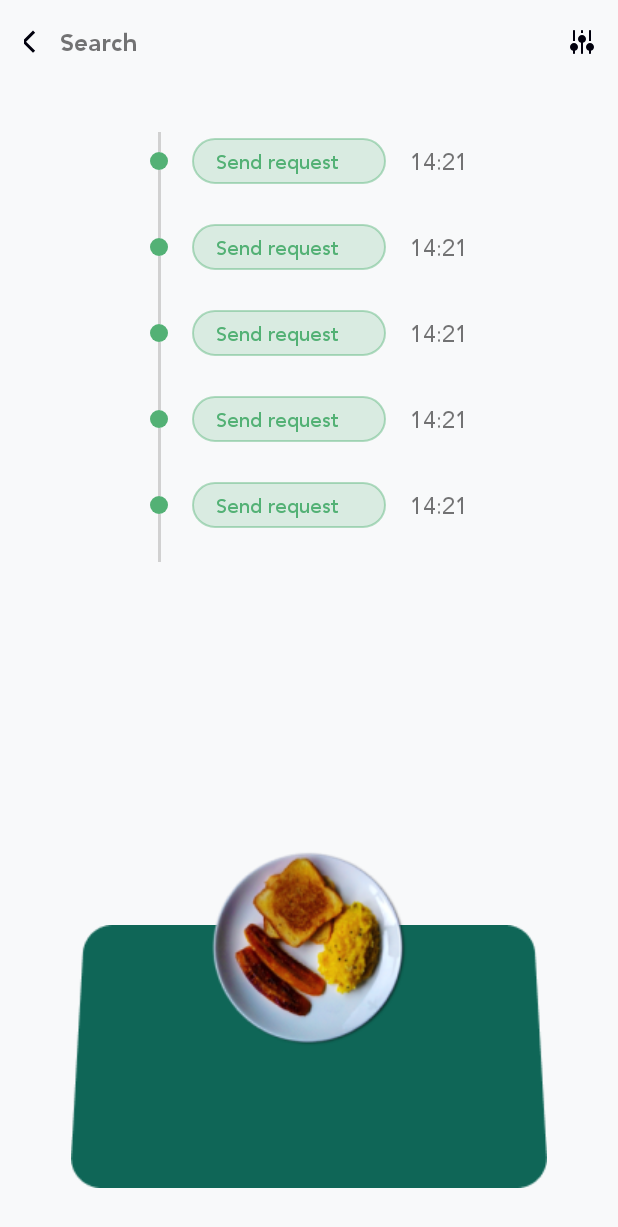
After one commit to hajiyevelnur04/FoodDoor-delivery, an Android app: the layout fragment_tracking.xml on its own in the app's theme, with its tools: preview values and no code run, on a phone screen of 412 x 824 dp. The commit adds this screen. Shown: the top 1227 px of the screen. Run offline under Robolectric (Android 15) with nearby library versions, the phone set to English and light mode, and no system bars.

Commit message:
tracking was added

```diff
--- /dev/null
+++ b/app/src/main/java/com/runle/fooddoor/model/TrackItem.kt
@@ -0,0 +1,24 @@
+package com.runle.fooddoor.model
+
+import android.os.Parcelable
+import com.google.gson.annotations.SerializedName
+import kotlinx.android.parcel.Parcelize
+
+/**
+ * Created by elnur on 03.11.21
+ */
+@Parcelize
+data class TrackItem(
+    @SerializedName("id")
+    var id: Int,
+    @SerializedName("key")
+    var key: String? = null,
+    @SerializedName("description")
+    var description: String? = null,
+    @SerializedName("title")
+    var title: String? = null,
+    @SerializedName("created_at")
+    var created_at: String? = null,
+    @SerializedName("status")
+    var status: String? = null
+) : Parcelable
--- a/app/src/main/java/com/runle/fooddoor/presentation/fragment/home/HomeViewModel.kt
+++ b/app/src/main/java/com/runle/fooddoor/presentation/fragment/home/HomeViewModel.kt
@@ -108,7 +108,7 @@ class HomeViewModel(var dataProvider: DataProvider): ViewModel() {
             val popularItems = popularById[it]
             popularItems?.forEach {popularItem: PopularModel ->
                 val item = if (popularItem.isHeader) {
-                    HeaderViewModel("Popular")
+                    HeaderViewModel("Popular",popularItem)
                 } else {
                     ItemListingViewModel(popularItem,R.layout.partial_item_popular, LISTING_ITEM, ::onPopularItemListingClicked)
                 }
--- /dev/null
+++ b/app/src/main/java/com/runle/fooddoor/presentation/fragment/tracking/TrackingFragment.kt
@@ -0,0 +1,24 @@
+package com.runle.fooddoor.presentation.fragment.tracking
+
+import android.os.Bundle
+import androidx.fragment.app.Fragment
+import android.view.LayoutInflater
+import android.view.View
+import android.view.ViewGroup
+import com.runle.fooddoor.R
+import com.runle.fooddoor.databinding.FragmentTrackingBinding
+
+class TrackingFragment : Fragment() {
+
+    private val binding: FragmentTrackingBinding by lazy {
+        FragmentTrackingBinding.inflate(layoutInflater)
+    }
+
+    override fun onCreateView(
+        inflater: LayoutInflater, container: ViewGroup?,
+        savedInstanceState: Bundle?
+    ): View? {
+        // Inflate the layout for this fragment
+        return binding.root
+    }
+}
--- /dev/null
+++ b/app/src/main/java/com/runle/fooddoor/presentation/fragment/tracking/TrackingViewModel.kt
@@ -0,0 +1,10 @@
+package com.runle.fooddoor.presentation.fragment.tracking
+
+import androidx.lifecycle.ViewModel
+
+/**
+ * Created by elnur on 03.11.21
+ */
+class TrackingViewModel: ViewModel() {
+
+}
--- a/app/src/main/java/com/runle/fooddoor/viewmodel/itemviewmodel/HeaderViewModel.kt
+++ b/app/src/main/java/com/runle/fooddoor/viewmodel/itemviewmodel/HeaderViewModel.kt
@@ -3,7 +3,7 @@ package com.runle.fooddoor.viewmodel.itemviewmodel
 import com.runle.fooddoor.R
 import com.runle.fooddoor.presentation.fragment.home.HomeViewModel
 
-class HeaderViewModel(val title: String) : ItemViewModel {
+class HeaderViewModel(val title: String, override val _model: Any) : ItemViewModel {
 
     override val layoutId: Int = R.layout.partial_item_header
 
--- /dev/null
+++ b/app/src/main/res/drawable/bg_tracking.xml
@@ -0,0 +1,16 @@
+<?xml version="1.0" encoding="utf-8"?>
+<shape xmlns:android="http://schemas.android.com/apk/res/android"
+    android:shape="rectangle">
+    <solid android:color="@color/green30"/>
+
+    <stroke android:width="1dp"
+        android:color="@color/green70"/>
+    <padding
+        android:left="@dimen/_16dp"
+        android:right="@dimen/_32dp"
+        android:top="@dimen/_4dp"
+        android:bottom="@dimen/_4dp"/>
+
+    <corners
+        android:radius="15dp"/>
+</shape>
--- /dev/null
+++ b/app/src/main/res/drawable/oval_image.xml
@@ -0,0 +1,8 @@
+<shape
+    xmlns:android="http://schemas.android.com/apk/res/android"
+    android:shape="oval">
+
+    <solid
+        android:color="@color/green" >
+    </solid>
+</shape>
--- /dev/null
+++ b/app/src/main/res/layout/fragment_tracking.xml
@@ -0,0 +1,46 @@
+<?xml version="1.0" encoding="utf-8"?>
+<layout xmlns:android="http://schemas.android.com/apk/res/android"
+    xmlns:tools="http://schemas.android.com/tools"
+    xmlns:app="http://schemas.android.com/apk/res-auto">
+    <data>
+        <variable
+            name="viewModel"
+            type="com.runle.fooddoor.presentation.fragment.tracking.TrackingViewModel" />
+    </data>
+
+    <androidx.constraintlayout.widget.ConstraintLayout
+        android:layout_width="match_parent"
+        android:layout_height="match_parent"
+        tools:context=".presentation.fragment.tracking.TrackingFragment">
+
+        <include layout="@layout/back_toolbar"
+            android:id="@+id/toolbar"/>
+
+        <androidx.recyclerview.widget.RecyclerView
+            android:id="@+id/popular_container"
+            android:layout_width="wrap_content"
+            android:layout_height="wrap_content"
+            android:orientation="vertical"
+            android:overScrollMode="never"
+            android:scrollbars="none"
+            app:layoutManager="androidx.recyclerview.widget.LinearLayoutManager"
+            app:layout_constraintEnd_toEndOf="parent"
+            app:layout_constraintStart_toStartOf="parent"
+            app:layout_constraintTop_toBottomOf="@+id/toolbar"
+            android:layout_marginTop="@dimen/_32dp"
+            app:spanCount="1"
+            tools:itemCount="5"
+            tools:listitem="@layout/partial_item_tracking" />
+
+
+        <include
+            android:id="@+id/item_order"
+            android:layout_height="wrap_content"
+            android:layout_width="0dp"
+            layout="@layout/item_order"
+            app:layout_constraintBottom_toBottomOf="parent"
+            app:layout_constraintEnd_toEndOf="parent"
+            app:layout_constraintStart_toStartOf="parent" />
+
+    </androidx.constraintlayout.widget.ConstraintLayout>
+</layout>
--- /dev/null
+++ b/app/src/main/res/layout/item_order.xml
@@ -0,0 +1,62 @@
+<?xml version="1.0" encoding="utf-8"?>
+<androidx.constraintlayout.widget.ConstraintLayout xmlns:android="http://schemas.android.com/apk/res/android"
+    xmlns:app="http://schemas.android.com/apk/res-auto"
+    android:layout_width="match_parent"
+    android:layout_height="wrap_content"
+    android:paddingBottom="@dimen/_32dp"
+    xmlns:tools="http://schemas.android.com/tools">
+
+    <LinearLayout
+        android:id="@+id/background"
+        android:layout_width="wrap_content"
+        android:layout_height="wrap_content"
+        android:background="@drawable/tracking_item"
+        android:orientation="vertical"
+        android:layout_marginTop="@dimen/_50dp"
+        app:layout_constraintEnd_toEndOf="parent"
+        app:layout_constraintStart_toStartOf="parent"
+        app:layout_constraintTop_toTopOf="parent" />
+
+    <ImageView
+        android:id="@+id/item"
+        android:layout_width="wrap_content"
+        android:layout_height="wrap_content"
+        android:src="@drawable/test_plate"
+        app:layout_constraintEnd_toEndOf="parent"
+        app:layout_constraintStart_toStartOf="parent"
+        app:layout_constraintTop_toTopOf="parent" />
+
+    <TextView
+        android:id="@+id/name"
+        style="@style/HeaderTextH3"
+        android:layout_width="wrap_content"
+        android:layout_height="wrap_content"
+        android:textColor="@color/white"
+        app:layout_constraintEnd_toEndOf="@+id/item"
+        app:layout_constraintStart_toStartOf="@+id/item"
+        app:layout_constraintTop_toBottomOf="@+id/item"
+        tools:text="Hamburger" />
+
+    <TextView
+        android:id="@+id/description"
+        style="@style/HeaderText"
+        android:layout_width="wrap_content"
+        android:layout_height="wrap_content"
+        android:textColor="@color/gray"
+        app:layout_constraintEnd_toEndOf="@+id/name"
+        app:layout_constraintStart_toStartOf="@+id/name"
+        app:layout_constraintTop_toBottomOf="@+id/name"
+        tools:text="Mamoo Food" />
+
+    <TextView
+        android:id="@+id/price"
+        style="@style/HeaderText"
+        android:layout_width="wrap_content"
+        android:layout_height="wrap_content"
+        android:textColor="@color/white"
+        app:layout_constraintEnd_toEndOf="@+id/description"
+        app:layout_constraintStart_toStartOf="@+id/description"
+        app:layout_constraintTop_toBottomOf="@+id/description"
+        tools:text="$ 15.00" />
+
+</androidx.constraintlayout.widget.ConstraintLayout>
--- /dev/null
+++ b/app/src/main/res/layout/partial_item_tracking.xml
@@ -0,0 +1,70 @@
+<?xml version="1.0" encoding="utf-8"?>
+<layout xmlns:app="http://schemas.android.com/apk/res-auto"
+    xmlns:android="http://schemas.android.com/apk/res/android"
+    xmlns:tools="http://schemas.android.com/tools">
+    <data>
+        <variable
+            name="model"
+            type="com.runle.fooddoor.model.TrackItem" />
+    </data>
+
+    <androidx.constraintlayout.widget.ConstraintLayout
+        android:layout_width="wrap_content"
+        android:layout_marginHorizontal="@dimen/_16dp"
+        android:layout_height="wrap_content">
+
+        <ImageView
+            android:id="@+id/status"
+            android:layout_width="@dimen/_12dp"
+            android:layout_height="@dimen/_12dp"
+            android:background="@drawable/oval_image"
+            app:layout_constraintBottom_toBottomOf="@+id/status_text"
+            app:layout_constraintStart_toStartOf="parent"
+            app:layout_constraintTop_toTopOf="@+id/status_text" />
+
+        <View
+            android:id="@+id/lineViewBottom"
+            android:layout_width="2dp"
+            android:layout_height="32dp"
+            app:layout_constraintBottom_toBottomOf="parent"
+            app:layout_constraintEnd_toEndOf="@+id/status"
+            app:layout_constraintStart_toStartOf="@+id/status"
+            app:layout_constraintTop_toBottomOf="@+id/status"
+            tools:background="@color/gray" />
+
+        <View
+            android:id="@+id/lineViewUp"
+            android:layout_width="2dp"
+            android:layout_height="0dp"
+            app:layout_constraintBottom_toTopOf="@+id/status"
+            app:layout_constraintEnd_toEndOf="@+id/status"
+            app:layout_constraintStart_toStartOf="@+id/status"
+            app:layout_constraintTop_toTopOf="parent"
+            tools:background="@color/gray" />
+
+        <TextView
+            android:id="@+id/status_text"
+            style="@style/Body3"
+            android:layout_marginTop="4dp"
+            android:layout_width="wrap_content"
+            android:layout_height="wrap_content"
+            android:background="@drawable/bg_tracking"
+            android:layout_marginStart="@dimen/_16dp"
+            android:textColor="@color/green"
+            app:layout_constraintStart_toEndOf="@+id/status"
+            app:layout_constraintTop_toTopOf="parent"
+            tools:text="Send request" />
+
+        <TextView
+            android:id="@+id/time_text"
+            android:layout_width="wrap_content"
+            android:layout_height="wrap_content"
+            android:layout_marginStart="@dimen/_16dp"
+            app:layout_constraintBottom_toBottomOf="@+id/status_text"
+            app:layout_constraintStart_toEndOf="@+id/status_text"
+            app:layout_constraintTop_toTopOf="@+id/status_text"
+            style="@style/Body1"
+            tools:text="14:21" />
+
+    </androidx.constraintlayout.widget.ConstraintLayout>
+</layout>
--- a/app/src/main/res/values/dimens.xml
+++ b/app/src/main/res/values/dimens.xml
@@ -35,6 +35,7 @@
     <dimen name="_66dp">66dp</dimen>
     <dimen name="_90dp">90dp</dimen>
     <dimen name="_6dp">6dp</dimen>
+    <dimen name="_50dp">50dp</dimen>
 
 
 </resources>
```
Also changed, not shown: app/src/main/res/drawable/test_plate.png (added), app/src/main/res/drawable/tracking_item.png (added).
